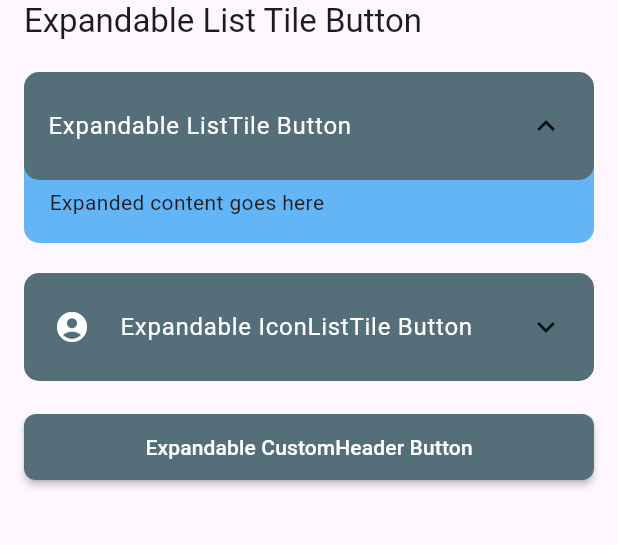
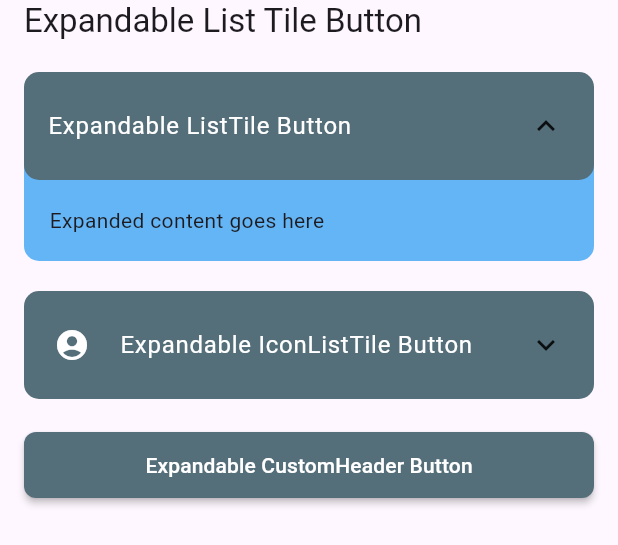
Before and after one commit to FrenkyDema/risto_widgets, a Flutter app: the ExpandablePage widget shown alone on an empty page, opened directly, after a tap on "Expandable ListTile Button", on a phone screen of 412 x 824 dp. Shown: the top 545 px of the screen. Run offline on Flutter 3.47's test engine with Material 3 defaults, Android fonts, the phone set to English and light mode, and no system bars.

Commit message:
Fix expanded body height
Refactoring

```diff
--- a/example/lib/pages/expandable_page.dart
+++ b/example/lib/pages/expandable_page.dart
@@ -27,7 +27,6 @@ class ExpandablePage extends StatelessWidget {
             'Expandable ListTile Button',
             style: TextStyle(color: Colors.white),
           ),
-          trailing: const Icon(Icons.arrow_drop_down, color: Colors.white),
         ),
         const SizedBox(height: 20),
 
@@ -46,7 +45,6 @@ class ExpandablePage extends StatelessWidget {
           ),
           icon: Icons.account_circle,
           iconColor: Colors.white,
-          trailing: const Icon(Icons.arrow_drop_down, color: Colors.white),
         ),
         const SizedBox(height: 20),
 
@@ -59,7 +57,7 @@ class ExpandablePage extends StatelessWidget {
             padding: const EdgeInsets.all(16.0),
             child: const Text('Expanded content goes here'),
           ),
-          customHeader: (tapAction) => CustomActionButton(
+          customHeader: (tapAction, isExpanded) => CustomActionButton(
             backgroundColor: Colors.blueGrey[600],
             margin: EdgeInsets.zero,
             onPressed: () => tapAction.call(),
--- a/lib/widgets/buttons/expandable_list_tile_button.dart
+++ b/lib/widgets/buttons/expandable_list_tile_button.dart
@@ -1,10 +1,10 @@
 import 'package:flutter/material.dart';
-import 'package:risto_widgets/risto_widgets.dart';
+
+import 'list_tile_button.dart';
 
 class ExpandableListTileButton extends StatefulWidget {
   final Widget expanded;
   final Widget? buttonBody;
-  final double collapsedHeight;
   final Color? backgroundColor;
   final Color? expandedColor;
   final Color? iconColor;
@@ -13,14 +13,12 @@ class ExpandableListTileButton extends StatefulWidget {
   final double elevation;
   final Widget? leading;
   final IconData? icon;
-  final Widget? trailing;
-  final Widget Function(Function tapAction)? customHeader;
+  final Widget Function(Function tapAction, bool isExpanded)? customHeader;
 
   const ExpandableListTileButton({
     super.key,
     required this.expanded,
     this.buttonBody,
-    this.collapsedHeight = 60.0,
     this.backgroundColor,
     this.expandedColor,
     this.iconColor,
@@ -29,73 +27,45 @@ class ExpandableListTileButton extends StatefulWidget {
     this.elevation = 4.0,
     this.leading,
     this.icon,
-    this.trailing,
     this.customHeader,
   });
 
-  // Named constructors for different types of headers
   factory ExpandableListTileButton.listTile({
     required Widget expanded,
     Widget? buttonBody,
-    double collapsedHeight = 60.0,
     Color? backgroundColor,
     Color? expandedColor,
-    Color? iconColor,
     Color? trailingIconColor,
     Color? borderColor,
     double elevation = 4.0,
     Widget? leading,
-    Widget? trailing,
   }) {
     return ExpandableListTileButton(
       expanded: expanded,
       buttonBody: buttonBody,
-      collapsedHeight: collapsedHeight,
       backgroundColor: backgroundColor,
       expandedColor: expandedColor,
-      iconColor: iconColor,
       trailingIconColor: trailingIconColor,
       borderColor: borderColor,
       elevation: elevation,
       leading: leading,
-      trailing: trailing,
-      customHeader: null,
+      customHeader: (toggleExpansion, isExpanded) => ListTileButton(
+        onPressed: () => toggleExpansion.call(),
+        leading: leading,
+        body: buttonBody,
+        trailing: Icon(
+          isExpanded ? Icons.expand_less : Icons.expand_more,
+          color: trailingIconColor,
+        ),
+        backgroundColor: backgroundColor,
+      ),
     );
   }
 
   factory ExpandableListTileButton.iconListTile({
     required Widget expanded,
-    IconData? icon,
-    Color? iconColor,
-    double collapsedHeight = 60.0,
-    Color? backgroundColor,
-    Color? expandedColor,
-    Color? trailingIconColor,
-    Color? borderColor,
-    double elevation = 4.0,
-    Widget? trailing,
+    required IconData icon,
     Widget? buttonBody,
-  }) {
-    return ExpandableListTileButton(
-      expanded: expanded,
-      buttonBody: buttonBody,
-      collapsedHeight: collapsedHeight,
-      backgroundColor: backgroundColor,
-      expandedColor: expandedColor,
-      icon: icon,
-      iconColor: iconColor,
-      trailingIconColor: trailingIconColor,
-      borderColor: borderColor,
-      elevation: elevation,
-      trailing: trailing,
-      customHeader: null,
-    );
-  }
-
-  factory ExpandableListTileButton.custom({
-    required Widget expanded,
-    required Widget Function(Function tapAction) customHeader,
-    double collapsedHeight = 60.0,
     Color? backgroundColor,
     Color? expandedColor,
     Color? iconColor,
@@ -105,7 +75,40 @@ class ExpandableListTileButton extends StatefulWidget {
   }) {
     return ExpandableListTileButton(
       expanded: expanded,
-      collapsedHeight: collapsedHeight,
+      buttonBody: buttonBody,
+      backgroundColor: backgroundColor,
+      expandedColor: expandedColor,
+      icon: icon,
+      iconColor: iconColor,
+      trailingIconColor: trailingIconColor,
+      borderColor: borderColor,
+      elevation: elevation,
+      customHeader: (toggleExpansion, isExpanded) => IconListTileButton(
+        icon: icon,
+        title: buttonBody!,
+        trailing: Icon(
+          isExpanded ? Icons.expand_less : Icons.expand_more,
+          color: trailingIconColor,
+        ),
+        onPressed: () => toggleExpansion.call(),
+        backgroundColor: backgroundColor,
+        iconColor: iconColor,
+      ),
+    );
+  }
+
+  factory ExpandableListTileButton.custom({
+    required Widget expanded,
+    required Widget Function(Function tapAction, bool isExpanded) customHeader,
+    Color? backgroundColor,
+    Color? expandedColor,
+    Color? iconColor,
+    Color? trailingIconColor,
+    Color? borderColor,
+    double elevation = 4.0,
+  }) {
+    return ExpandableListTileButton(
+      expanded: expanded,
       backgroundColor: backgroundColor,
       expandedColor: expandedColor,
       iconColor: iconColor,
@@ -127,6 +130,8 @@ class _ExpandableListTileButtonState extends State<ExpandableListTileButton>
   late AnimationController _controller;
   late Animation<double> _animation;
   late Widget _bodyWidget;
+  double _headerHeight = 0.0;
+  final GlobalKey _headerKey = GlobalKey();
 
   @override
   void initState() {
@@ -140,16 +145,43 @@ class _ExpandableListTileButtonState extends State<ExpandableListTileButton>
       parent: _controller,
       curve: Curves.easeInOut,
     );
+
     _controller.addStatusListener((status) {
       if (status == AnimationStatus.dismissed) {
         setState(() {
           _bodyWidget = const SizedBox();
         });
-      } else {
+      } else if (status == AnimationStatus.forward ||
+          status == AnimationStatus.completed) {
         setState(() {
           _bodyWidget = widget.expanded;
         });
       }
+    });
+
+    WidgetsBinding.instance.addPostFrameCallback((_) {
+      _updateHeaderHeight();
+    });
+  }
+
+  void _updateHeaderHeight() {
+    final RenderBox? renderBox =
+        _headerKey.currentContext?.findRenderObject() as RenderBox?;
+    if (renderBox != null) {
+      final height = renderBox.size.height;
+      if (_headerHeight != height) {
+        setState(() {
+          _headerHeight = height;
+        });
+      }
+    }
+  }
+
+  @override
+  void didUpdateWidget(covariant ExpandableListTileButton oldWidget) {
+    super.didUpdateWidget(oldWidget);
+    WidgetsBinding.instance.addPostFrameCallback((_) {
+      _updateHeaderHeight();
     });
   }
 
@@ -172,13 +204,12 @@ class _ExpandableListTileButtonState extends State<ExpandableListTileButton>
 
   @override
   Widget build(BuildContext context) {
-    final theme = Theme.of(context); // Get the current theme
+    final theme = Theme.of(context);
 
     return Stack(
       children: [
-        // Expanded body below header
         Padding(
-          padding: EdgeInsets.only(top: widget.collapsedHeight / 2),
+          padding: EdgeInsets.only(top: _headerHeight / 2),
           child: SizeTransition(
             sizeFactor: _animation,
             axisAlignment: 1.0,
@@ -195,15 +226,17 @@ class _ExpandableListTileButtonState extends State<ExpandableListTileButton>
                   color: widget.borderColor ?? Colors.transparent,
                 ),
               ),
-              padding: const EdgeInsets.only(top: 30),
+              padding: EdgeInsets.only(top: _headerHeight / 2),
               child: _bodyWidget,
             ),
           ),
         ),
-        // Header
-        widget.customHeader != null
-            ? widget.customHeader!(_toggleExpansion)
-            : _buildDefaultHeader(context, theme),
+        Container(
+          key: _headerKey,
+          child: widget.customHeader != null
+              ? widget.customHeader!(_toggleExpansion, _isExpanded)
+              : _buildDefaultHeader(context, theme),
+        ),
       ],
     );
   }
@@ -217,11 +250,9 @@ class _ExpandableListTileButtonState extends State<ExpandableListTileButton>
             onPressed: _toggleExpansion,
             trailing: Icon(
               _isExpanded ? Icons.expand_less : Icons.expand_more,
-              color: widget.trailingIconColor ??
-                  theme.iconTheme.color, // Use custom or theme color
+              color: widget.trailingIconColor ?? theme.iconTheme.color,
             ),
-            backgroundColor: widget.backgroundColor ??
-                theme.cardColor, // Use custom or theme color
+            backgroundColor: widget.backgroundColor ?? theme.cardColor,
           )
         : ListTileButton(
             onPressed: _toggleExpansion,
@@ -229,11 +260,9 @@ class _ExpandableListTileButtonState extends State<ExpandableListTileButton>
             body: widget.buttonBody,
             trailing: Icon(
               _isExpanded ? Icons.expand_less : Icons.expand_more,
-              color: widget.trailingIconColor ??
-                  theme.iconTheme.color, // Custom or theme color
+              color: widget.trailingIconColor ?? theme.iconTheme.color,
             ),
-            backgroundColor: widget.backgroundColor ??
-                theme.cardColor, // Custom or theme color
+            backgroundColor: widget.backgroundColor ?? theme.cardColor,
           );
   }
 }
```
Also changed, not shown: 1 other file.
